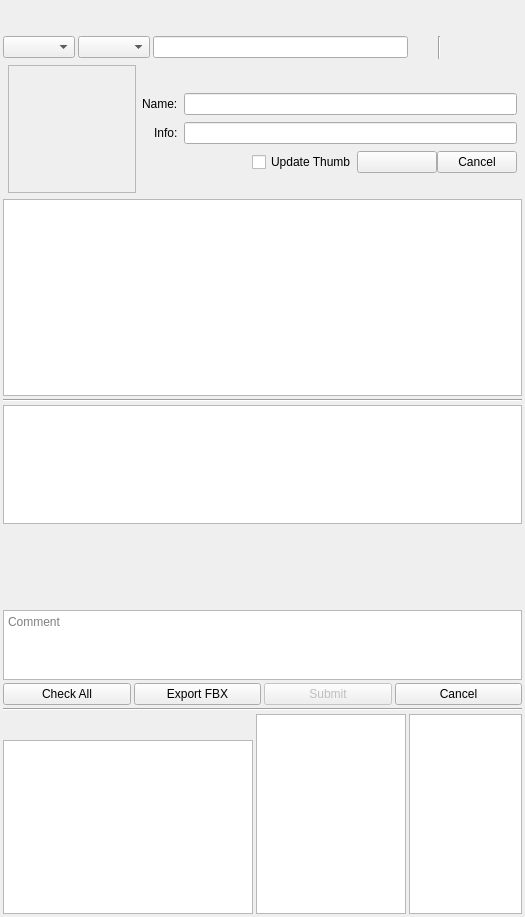
The window that maya/ui/main.ui (lonegather/Samkit) describes before a commit, drawn with Qt 5.
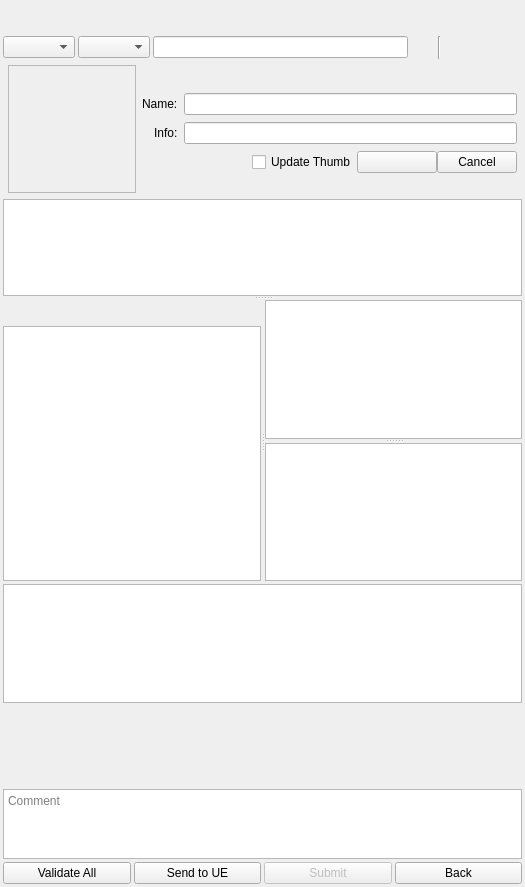
The same window after the commit.

Diff of the .ui file:
```diff
--- a/maya/ui/main.ui
+++ b/maya/ui/main.ui
@@ -7,7 +7,7 @@
     <x>0</x>
     <y>0</y>
     <width>525</width>
-    <height>917</height>
+    <height>887</height>
    </rect>
   </property>
   <property name="minimumSize">
@@ -19,7 +19,7 @@
   <property name="windowTitle">
    <string>Form</string>
   </property>
-  <layout class="QVBoxLayout" name="verticalLayout_3">
+  <layout class="QVBoxLayout" name="verticalLayout_3" stretch="0,0,1">
    <property name="spacing">
     <number>3</number>
    </property>
@@ -58,13 +58,11 @@
     </widget>
    </item>
    <item>
+    <widget class="QSplitter" name="splitter">
+     <property name="orientation">
+      <enum>Qt::Vertical</enum>
+     </property>
     <widget class="QWidget" name="repo" native="true">
-     <property name="minimumSize">
-      <size>
-       <width>0</width>
-       <height>360</height>
-      </size>
-     </property>
      <layout class="QVBoxLayout" name="verticalLayout">
       <property name="spacing">
        <number>3</number>
@@ -303,12 +301,146 @@
       </item>
      </layout>
     </widget>
+     <widget class="QWidget" name="workspace" native="true">
+      <property name="sizePolicy">
+       <sizepolicy hsizetype="Preferred" vsizetype="Preferred">
+        <horstretch>0</horstretch>
+        <verstretch>0</verstretch>
+       </sizepolicy>
+      </property>
+      <layout class="QVBoxLayout" name="verticalLayout_6">
+       <property name="spacing">
+        <number>3</number>
+       </property>
+       <property name="leftMargin">
+        <number>0</number>
+       </property>
+       <property name="topMargin">
+        <number>0</number>
+       </property>
+       <property name="rightMargin">
+        <number>0</number>
+       </property>
+       <property name="bottomMargin">
+        <number>0</number>
+       </property>
+       <item>
+        <widget class="QSplitter" name="splitter_2">
+         <property name="orientation">
+          <enum>Qt::Horizontal</enum>
+         </property>
+         <property name="childrenCollapsible">
+          <bool>false</bool>
+         </property>
+         <widget class="QWidget" name="">
+          <layout class="QVBoxLayout" name="verticalLayout_2">
+           <property name="spacing">
+            <number>3</number>
+           </property>
+           <item>
+            <layout class="QHBoxLayout" name="horizontalLayout">
+             <property name="spacing">
+              <number>3</number>
+             </property>
+             <item>
+              <widget class="QToolButton" name="tb_sync">
+               <property name="text">
+                <string/>
+               </property>
+               <property name="autoRaise">
+                <bool>true</bool>
+               </property>
+              </widget>
    </item>
    <item>
-    <widget class="Line" name="line_2">
+              <widget class="QToolButton" name="tb_merge">
+               <property name="text">
+                <string/>
+               </property>
+               <property name="autoRaise">
+                <bool>true</bool>
+               </property>
+              </widget>
+             </item>
+             <item>
+              <widget class="QToolButton" name="tb_submit">
+               <property name="text">
+                <string/>
+               </property>
+               <property name="autoRaise">
+                <bool>true</bool>
+               </property>
+              </widget>
+             </item>
+             <item>
+              <widget class="QToolButton" name="tb_revert">
+               <property name="text">
+                <string/>
+               </property>
+               <property name="autoRaise">
+                <bool>true</bool>
+               </property>
+              </widget>
+             </item>
+             <item>
+              <spacer name="horizontalSpacer">
      <property name="orientation">
       <enum>Qt::Horizontal</enum>
      </property>
+               <property name="sizeHint" stdset="0">
+                <size>
+                 <width>40</width>
+                 <height>20</height>
+                </size>
+               </property>
+              </spacer>
+             </item>
+            </layout>
+           </item>
+           <item>
+            <widget class="QListWidget" name="lw_task"/>
+           </item>
+          </layout>
+         </widget>
+         <widget class="QWidget" name="wgt_task_detail" native="true">
+          <layout class="QVBoxLayout" name="verticalLayout_5">
+           <property name="spacing">
+            <number>3</number>
+           </property>
+           <property name="leftMargin">
+            <number>0</number>
+           </property>
+           <property name="topMargin">
+            <number>0</number>
+           </property>
+           <property name="rightMargin">
+            <number>0</number>
+           </property>
+           <property name="bottomMargin">
+            <number>0</number>
+           </property>
+           <item>
+            <widget class="QSplitter" name="splitter_3">
+             <property name="orientation">
+              <enum>Qt::Vertical</enum>
+             </property>
+             <property name="childrenCollapsible">
+              <bool>false</bool>
+             </property>
+             <widget class="QListWidget" name="lw_version"/>
+             <widget class="QTextEdit" name="te_history">
+              <property name="readOnly">
+               <bool>true</bool>
+              </property>
+             </widget>
+            </widget>
+           </item>
+          </layout>
+         </widget>
+        </widget>
+       </item>
+      </layout>
+     </widget>
     </widget>
    </item>
    <item>
@@ -391,14 +523,14 @@
         <item>
          <widget class="QPushButton" name="btn_check">
           <property name="text">
-           <string>Check All</string>
+           <string>Validate All</string>
           </property>
          </widget>
         </item>
         <item>
          <widget class="QPushButton" name="btn_export">
           <property name="text">
-           <string>Export FBX</string>
+           <string>Send to UE</string>
           </property>
          </widget>
         </item>
@@ -415,7 +547,7 @@
         <item>
          <widget class="QPushButton" name="btn_cancel_submit">
           <property name="text">
-           <string>Cancel</string>
+           <string>Back</string>
           </property>
          </widget>
         </item>
@@ -424,179 +556,6 @@
      </layout>
     </widget>
    </item>
-   <item>
-    <widget class="Line" name="line">
-     <property name="orientation">
-      <enum>Qt::Horizontal</enum>
-     </property>
-    </widget>
-   </item>
-   <item>
-    <widget class="QWidget" name="workspace" native="true">
-     <property name="sizePolicy">
-      <sizepolicy hsizetype="Preferred" vsizetype="Preferred">
-       <horstretch>0</horstretch>
-       <verstretch>0</verstretch>
-      </sizepolicy>
-     </property>
-     <property name="maximumSize">
-      <size>
-       <width>16777215</width>
-       <height>200</height>
-      </size>
-     </property>
-     <layout class="QHBoxLayout" name="horizontalLayout_7">
-      <property name="spacing">
-       <number>3</number>
-      </property>
-      <property name="leftMargin">
-       <number>0</number>
-      </property>
-      <property name="topMargin">
-       <number>0</number>
-      </property>
-      <property name="rightMargin">
-       <number>0</number>
-      </property>
-      <property name="bottomMargin">
-       <number>0</number>
-      </property>
-      <item>
-       <layout class="QVBoxLayout" name="verticalLayout_2">
-        <property name="spacing">
-         <number>3</number>
-        </property>
-        <item>
-         <layout class="QHBoxLayout" name="horizontalLayout">
-          <property name="spacing">
-           <number>3</number>
-          </property>
-          <item>
-           <widget class="QToolButton" name="tb_sync">
-            <property name="text">
-             <string/>
-            </property>
-            <property name="autoRaise">
-             <bool>true</bool>
-            </property>
-           </widget>
-          </item>
-          <item>
-           <widget class="QToolButton" name="tb_merge">
-            <property name="text">
-             <string/>
-            </property>
-            <property name="autoRaise">
-             <bool>true</bool>
-            </property>
-           </widget>
-          </item>
-          <item>
-           <widget class="QToolButton" name="tb_submit">
-            <property name="text">
-             <string/>
-            </property>
-            <property name="autoRaise">
-             <bool>true</bool>
-            </property>
-           </widget>
-          </item>
-          <item>
-           <widget class="QToolButton" name="tb_revert">
-            <property name="text">
-             <string/>
-            </property>
-            <property name="autoRaise">
-             <bool>true</bool>
-            </property>
-           </widget>
-          </item>
-          <item>
-           <spacer name="horizontalSpacer">
-            <property name="orientation">
-             <enum>Qt::Horizontal</enum>
-            </property>
-            <property name="sizeHint" stdset="0">
-             <size>
-              <width>40</width>
-              <height>20</height>
-             </size>
-            </property>
-           </spacer>
-          </item>
-         </layout>
-        </item>
-        <item>
-         <widget class="QListWidget" name="lw_task">
-          <property name="minimumSize">
-           <size>
-            <width>250</width>
-            <height>0</height>
-           </size>
-          </property>
-         </widget>
-        </item>
-       </layout>
-      </item>
-      <item>
-       <widget class="QWidget" name="wgt_task_detail" native="true">
-        <property name="minimumSize">
-         <size>
-          <width>0</width>
-          <height>200</height>
-         </size>
-        </property>
-        <property name="maximumSize">
-         <size>
-          <width>16777215</width>
-          <height>200</height>
-         </size>
-        </property>
-        <layout class="QHBoxLayout" name="horizontalLayout_6">
-         <property name="spacing">
-          <number>3</number>
-         </property>
-         <property name="leftMargin">
-          <number>0</number>
-         </property>
-         <property name="topMargin">
-          <number>0</number>
-         </property>
-         <property name="rightMargin">
-          <number>0</number>
-         </property>
-         <property name="bottomMargin">
-          <number>0</number>
-         </property>
-         <item>
-          <widget class="QListWidget" name="lw_version">
-           <property name="minimumSize">
-            <size>
-             <width>150</width>
-             <height>0</height>
-            </size>
-           </property>
-           <property name="maximumSize">
-            <size>
-             <width>150</width>
-             <height>16777215</height>
-            </size>
-           </property>
-          </widget>
-         </item>
-         <item>
-          <widget class="QTextEdit" name="te_history">
-           <property name="readOnly">
-            <bool>true</bool>
-           </property>
-          </widget>
-         </item>
-        </layout>
-       </widget>
-      </item>
-     </layout>
-    </widget>
-   </item>
   </layout>
  </widget>
  <resources/>
```
Lines whose indentation alone changed are shown as unchanged.
